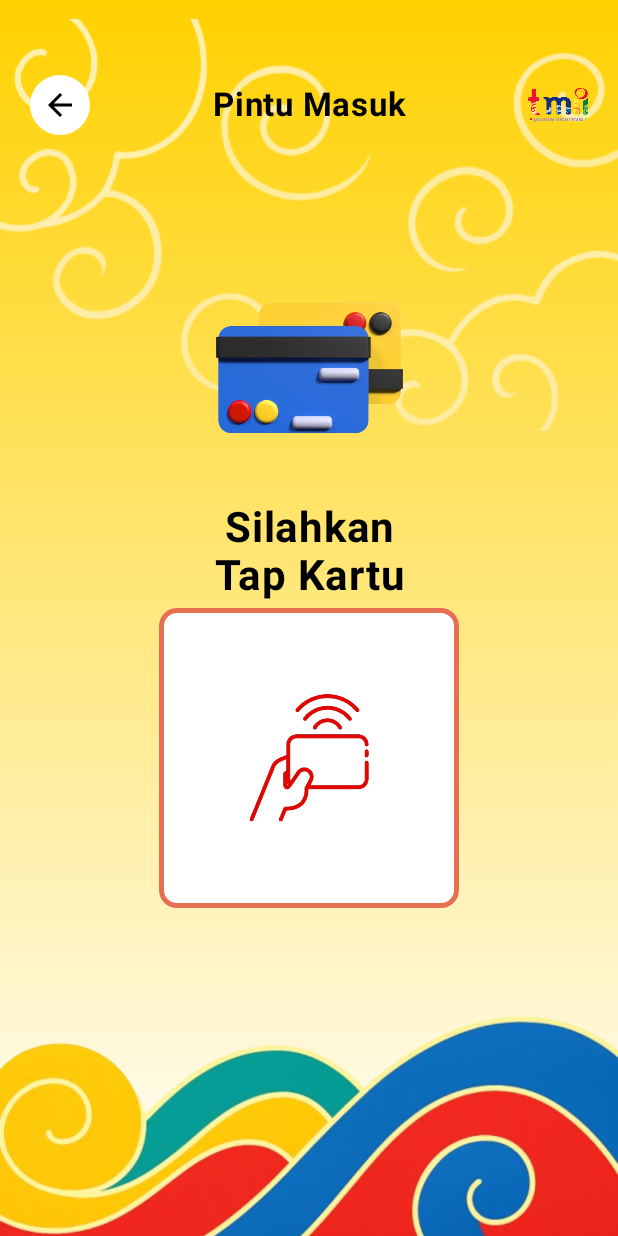
After one commit to dheaasprla/Proyek---Taman-Mini-Indonesia-Indah, an Android app built with Jetpack Compose: the composable PintuMasukScreen shown on its own in the app's theme, on a phone screen of 412 x 824 dp. The commit adds this screen. Run offline under Robolectric (Android 15) with nearby library versions, the phone set to English and light mode, and no system bars.

Commit message:
screen pintu masuk

```diff
--- a/app/build.gradle.kts
+++ b/app/build.gradle.kts
@@ -67,4 +67,6 @@ dependencies {
     implementation("androidx.compose.ui:ui-tooling-preview")
     debugImplementation("androidx.compose.ui:ui-tooling")
     debugImplementation("androidx.compose.ui:ui-test-manifest")
+    implementation("androidx.lifecycle:lifecycle-viewmodel-compose:2.8.0")
+    implementation("androidx.lifecycle:lifecycle-runtime-ktx:2.8.0")
 }
--- /dev/null
+++ b/app/src/main/java/com/example/proyektmii/ui/screens/PintuMasukScreen.kt
@@ -0,0 +1,188 @@
+package com.example.proyektmii.ui.screens
+
+import androidx.compose.foundation.Image
+import androidx.compose.foundation.background
+import androidx.compose.foundation.border
+import androidx.compose.foundation.clickable
+import androidx.compose.foundation.layout.*
+import androidx.compose.foundation.shape.RoundedCornerShape
+import androidx.compose.material3.Icon
+import androidx.compose.material3.Text
+import androidx.compose.material.icons.Icons
+import androidx.compose.material.icons.filled.ArrowBack
+import androidx.compose.material3.MaterialTheme
+import androidx.compose.runtime.Composable
+import androidx.compose.ui.Alignment
+import androidx.compose.ui.Modifier
+import androidx.compose.ui.graphics.Color
+import androidx.compose.ui.layout.ContentScale
+import androidx.compose.ui.res.painterResource
+import androidx.compose.ui.text.font.FontWeight
+import androidx.compose.ui.text.style.TextAlign
+import androidx.compose.ui.tooling.preview.Preview
+import androidx.compose.ui.unit.dp
+import androidx.compose.ui.unit.sp
+import androidx.compose.ui.draw.clip
+import androidx.compose.ui.graphics.Brush
+import com.example.proyektmii.R
+import com.example.proyektmii.ui.theme.ProyekTMIITheme
+import com.example.proyektmii.ui.theme.ColorPrimary
+import com.example.proyektmii.ui.theme.ColorBackground
+import com.example.proyektmii.ui.theme.ColorWarning
+import com.example.proyektmii.ui.theme.ColorPositive
+
+@Composable
+fun PintuMasukScreen(
+    onBack: () -> Unit
+) {
+    ProyekTMIITheme {
+        Box(
+            modifier = Modifier
+                .fillMaxSize()
+                .background(
+                    brush = Brush.verticalGradient(
+                        colors = listOf(
+                            ColorPositive, // Kuning di atas
+                            ColorBackground // Putih di bawah
+                        )
+                    )
+                )
+        ) {
+            // Background Pattern Awan - hanya di atas
+            Image(
+                painter = painterResource(id = R.drawable.awan),
+                contentDescription = "Background Pattern",
+                modifier = Modifier
+                    .fillMaxWidth()
+                    .height(300.dp) // Membatasi tinggi agar hanya di bagian atas
+                    .align(Alignment.TopCenter),
+                contentScale = ContentScale.FillWidth
+            )
+
+            // Background Ombak di bawah - lurus tidak miring
+            Image(
+                painter = painterResource(id = R.drawable.ombak),
+                contentDescription = "Background Ombak",
+                modifier = Modifier
+                    .fillMaxWidth()
+                    .height(250.dp)
+                    .align(Alignment.BottomCenter),
+                contentScale = ContentScale.FillWidth // Menggunakan FillWidth agar tidak miring
+            )
+
+            // Konten utama
+            Column(
+                modifier = Modifier
+                    .fillMaxSize()
+                    .padding(horizontal = 20.dp),
+                horizontalAlignment = Alignment.CenterHorizontally
+            ) {
+                // Header dengan spacing yang lebih baik
+                Row(
+                    modifier = Modifier
+                        .fillMaxWidth()
+                        .padding(top = 50.dp, bottom = 20.dp),
+                    verticalAlignment = Alignment.CenterVertically
+                ) {
+                    // Back button dengan background putih bulat
+                    Box(
+                        modifier = Modifier
+                            .size(40.dp)
+                            .background(ColorBackground, shape = RoundedCornerShape(20.dp))
+                            .clickable { onBack() },
+                        contentAlignment = Alignment.Center
+                    ) {
+                        Icon(
+                            imageVector = Icons.Default.ArrowBack,
+                            contentDescription = "Back",
+                            modifier = Modifier.size(24.dp),
+                            tint = Color.Black
+                        )
+                    }
+
+                    // Title di tengah
+                    Text(
+                        text = "Pintu Masuk",
+                        fontSize = 22.sp,
+                        fontWeight = FontWeight.Bold,
+                        color = Color.Black,
+                        modifier = Modifier
+                            .weight(1f),
+                        textAlign = TextAlign.Center
+                    )
+
+                    // Logo TMII
+                    Image(
+                        painter = painterResource(id = R.drawable.tmii_logo),
+                        contentDescription = "TMII Logo",
+                        modifier = Modifier.size(40.dp)
+                    )
+                }
+
+                // Spacer untuk memberikan ruang
+                Spacer(modifier = Modifier.height(60.dp))
+
+                // Konten tengah - Card Icon
+                Column(
+                    horizontalAlignment = Alignment.CenterHorizontally
+                ) {
+                    // Card image dengan ukuran yang lebih proporsional
+                    Image(
+                        painter = painterResource(id = R.drawable.kartu),
+                        contentDescription = "Kartu",
+                        modifier = Modifier.size(150.dp)
+                    )
+
+                    Spacer(modifier = Modifier.height(15.dp))
+
+                    // Text instruction
+                    Text(
+                        text = "Silahkan\nTap Kartu",
+                        fontSize = 28.sp,
+                        fontWeight = FontWeight.Bold,
+                        color = Color.Black,
+                        textAlign = TextAlign.Center,
+                        lineHeight = 32.sp
+                    )
+
+                    Spacer(modifier = Modifier.height(5.dp))
+
+                    // NFC Tap area dengan styling yang lebih baik
+                    Box(
+                        modifier = Modifier
+                            .size(200.dp)
+                            .border(
+                                3.dp,
+                                ColorWarning, // Menggunakan ColorWarning dari theme
+                                shape = RoundedCornerShape(12.dp)
+                            )
+                            .background(
+                                ColorBackground, // Menggunakan ColorBackground dari theme
+                                shape = RoundedCornerShape(12.dp)
+                            )
+                            .clip(RoundedCornerShape(12.dp)),
+                        contentAlignment = Alignment.Center
+                    ) {
+                        Image(
+                            painter = painterResource(id = R.drawable.nfc),
+                            contentDescription = "Tap NFC",
+                            modifier = Modifier.size(140.dp),
+                            contentScale = ContentScale.Fit
+                        )
+                    }
+                }
+
+                // Spacer untuk mendorong ombak ke bawah
+                Spacer(modifier = Modifier.weight(1f))
+            }
+        }
+    }
+}
+
+@Preview(showBackground = true)
+@Composable
+fun PintuMasukScreenPreview() {
+    ProyekTMIITheme {
+        PintuMasukScreen(onBack = {})
+    }
+}
```
Also changed, not shown: app/src/main/AndroidManifest.xml (+6 -1 lines), app/src/main/java/com/example/proyektmii/MainActivity.kt (+75 -6 lines), app/src/main/java/com/example/proyektmii/ui/screens/HomeScreen.kt (+17 -14 lines), app/src/main/java/com/example/proyektmii/ui/screens/PintuMasukSuksesScreen.kt (added, +156 -0 lines), app/src/main/res/xml/nfc_tech_filter.xml (added, +9 -0 lines).
